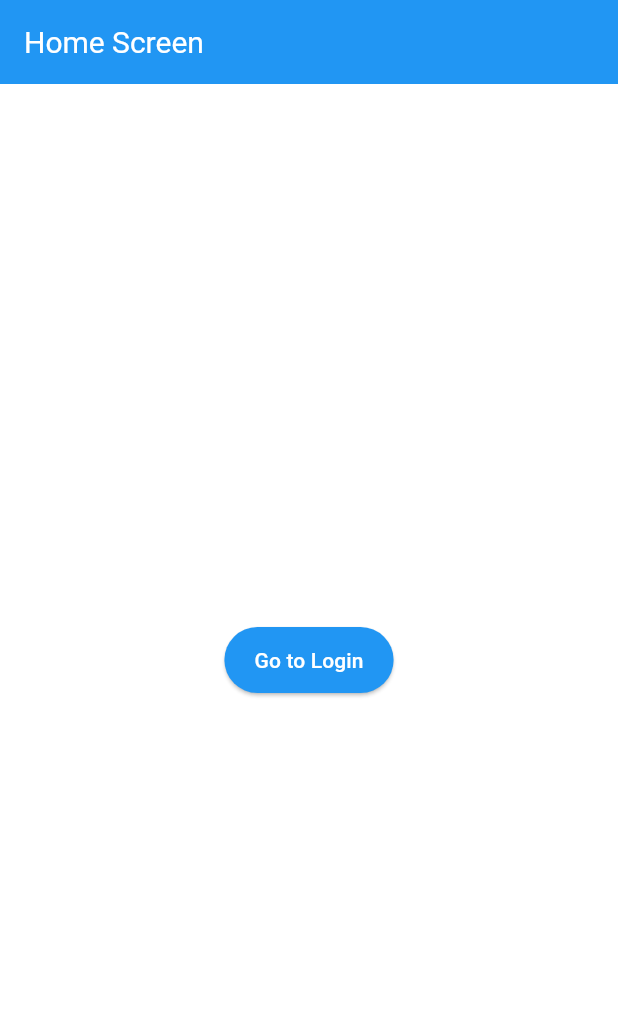
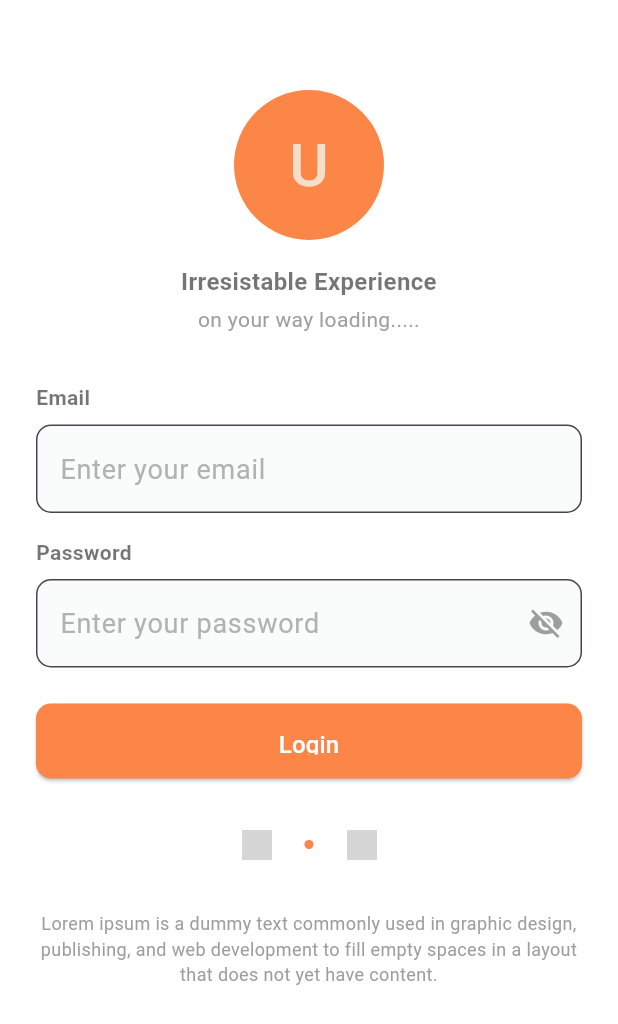
Before and after one commit to AkshatChauhanGIT/pizzaslice, a Flutter app: the screen it shows after launch, on a phone screen of 412 x 824 dp. Shown: the top 1024 px of the screen. Run offline on Flutter 3.47's test engine with Material 3 defaults, Android fonts, the phone set to English and light mode, and no system bars; our stand-ins replace device_preview; grey boxes are pictures that could not be loaded.

Commit message:
Homepage basic design

```diff
--- a/lib/app.dart
+++ b/lib/app.dart
@@ -8,7 +8,7 @@ class MyApp extends StatelessWidget {
   @override
   Widget build(BuildContext context) {
     return MaterialApp(
-      title: 'Enterprise Flutter App',
+      title: 'Pizza Slice',
       debugShowCheckedModeBanner: false,
       theme: AppTheme.lightTheme, // Use global theme
       initialRoute: AppRoutes.home, // Set the starting screen
--- a/lib/core/theme.dart
+++ b/lib/core/theme.dart
@@ -1,6 +1,14 @@
 import 'package:flutter/material.dart';
 
 class AppTheme {
+  static const Color themeBgColor = Color(0xFFFB8647);
+  static const Color themeBgColorLight = Color(0xFFF7DECB);
+  static const Color buttonText = Color(0xFFF1F7F8);
+  static const double inputBorderRadius = 10;
+  static const Color inputBgColor = Color(0xFFFAFBFB);
+  static const Color inputBorderColor = Color(0xFFFAFBFB);
+  static const Color inputHintColor = Color(0xFFB0B3B2);
+
   static ThemeData lightTheme = ThemeData(
     primaryColor: Colors.blue,
     scaffoldBackgroundColor: Colors.white,
@@ -9,15 +17,36 @@ class AppTheme {
       titleTextStyle: TextStyle(color: Colors.white, fontSize: 20),
     ),
     textTheme: const TextTheme(
-      bodyLarge: TextStyle(fontSize: 18, fontWeight: FontWeight.bold, color: Colors.black),
+      bodyLarge: TextStyle(
+        fontSize: 18,
+        fontWeight: FontWeight.bold,
+        color: Colors.black,
+      ),
       bodyMedium: TextStyle(fontSize: 16, color: Colors.black54),
     ),
     elevatedButtonTheme: ElevatedButtonThemeData(
       style: ElevatedButton.styleFrom(
-        backgroundColor: Colors.blue,
-        foregroundColor: Colors.white,
-        padding: const EdgeInsets.symmetric(vertical: 12, horizontal: 20),
+        backgroundColor: themeBgColor,
+        foregroundColor: buttonText,
+        padding: const EdgeInsets.symmetric(vertical: 16, horizontal: 32),
+        shape: RoundedRectangleBorder(
+          borderRadius: BorderRadius.circular(inputBorderRadius),
+        ),
       ),
+    ),
+    inputDecorationTheme: InputDecorationTheme(
+      hintStyle: TextStyle(color: inputHintColor, fontWeight: FontWeight.normal),
+      border: OutlineInputBorder(
+        borderRadius: BorderRadius.circular(inputBorderRadius),
+        borderSide: BorderSide(color: inputBorderColor),
+      ),
+      focusedBorder: OutlineInputBorder(
+        borderRadius: BorderRadius.circular(inputBorderRadius),
+        borderSide: BorderSide(color: themeBgColor)
+
+      ),
+      filled: true,
+      fillColor: inputBgColor,
     ),
   );
 }
--- a/lib/presentation/screens/home/home_screen.dart
+++ b/lib/presentation/screens/home/home_screen.dart
@@ -1,5 +1,5 @@
 import 'package:flutter/material.dart';
-import 'package:pizzaslice/presentation/routes/app_routes.dart';
+import 'package:pizzaslice/core/theme.dart';
 
 class HomeScreen extends StatelessWidget {
   const HomeScreen({super.key});
@@ -7,15 +7,178 @@ class HomeScreen extends StatelessWidget {
   @override
   Widget build(BuildContext context) {
     return Scaffold(
-      appBar: AppBar(title: const Text("Home Screen")),
-      body: Center(
-        child: ElevatedButton(
-          onPressed: () {
-            Navigator.pushNamed(context, AppRoutes.login);
-          },
-          child: const Text("Go to Login"),
+      body: SingleChildScrollView(
+        child: Padding(
+          padding: const EdgeInsets.symmetric(horizontal: 24),
+          child: Column(
+            mainAxisAlignment: MainAxisAlignment.center,
+            crossAxisAlignment: CrossAxisAlignment.center,
+            children: [
+              const SizedBox(height: 60), // Top spacing
+
+              // Profile Avatar
+              _buildProfileAvatar(),
+
+              const SizedBox(height: 16),
+
+              // Title Section
+              _buildTitleSection(),
+
+              const SizedBox(height: 32),
+
+              // Email Field
+              _buildInputField(
+                label: "Email",
+                hintText: "Enter your email",
+              ),
+
+              const SizedBox(height: 16),
+
+              // Password Field
+              _buildInputField(
+                label: "Password",
+                hintText: "Enter your password",
+                isPassword: true,
+              ),
+
+              const SizedBox(height: 24),
+
+              // Login Button
+              _buildLoginButton(),
+
+              const SizedBox(height: 24),
+
+              // Social Login Icons
+              _buildSocialLoginIcons(),
+
+              const SizedBox(height: 24),
+
+              // Footer Text
+              _buildFooterText(),
+
+              const SizedBox(height: 40),
+            ],
+          ),
         ),
       ),
     );
   }
+
+  // Profile Avatar Widget
+  Widget _buildProfileAvatar() {
+    return CircleAvatar(
+      radius: 50,
+      backgroundColor: AppTheme.themeBgColor,
+      child: const Text(
+        "U",
+        style: TextStyle(
+          fontSize: 40,
+          color: AppTheme.themeBgColorLight,
+        ),
+      ),
+    );
+  }
+
+  // Title Section Widget
+  Widget _buildTitleSection() {
+    return const Column(
+      children: [
+        Text(
+          "Irresistable Experience",
+          style: TextStyle(fontSize: 16, fontWeight: FontWeight.bold),
+          textAlign: TextAlign.center,
+        ),
+        SizedBox(height: 4),
+        Text(
+          "on your way loading.....",
+          style: TextStyle(fontSize: 14, color: Colors.grey),
+          textAlign: TextAlign.center,
+        ),
+      ],
+    );
+  }
+
+  // Input Field Widget
+  Widget _buildInputField({
+    required String label,
+    required String hintText,
+    bool isPassword = false,
+  }) {
+    return Column(
+      crossAxisAlignment: CrossAxisAlignment.start,
+      children: [
+        Text(
+          label,
+          style: const TextStyle(fontSize: 14, fontWeight: FontWeight.bold),
+        ),
+        const SizedBox(height: 8),
+        TextField(
+          obscureText: isPassword,
+          decoration: InputDecoration(
+            hintText: hintText,
+            suffixIcon: isPassword
+                ? const Icon(Icons.visibility_off, color: Colors.grey)
+                : null,
+          ),
+        ),
+      ],
+    );
+  }
+
+  // Login Button Widget
+  Widget _buildLoginButton() {
+    return SizedBox(
+      width: double.infinity,
+      height: 50,
+      child: ElevatedButton(
+        onPressed: () {},
+        style: ElevatedButton.styleFrom(
+          backgroundColor: AppTheme.themeBgColor,
+          foregroundColor: Colors.white,
+        ),
+        child: const Text("Login", style: TextStyle(fontSize: 16)),
+      ),
+    );
+  }
+
+  // Social Login Icons Widget
+  Widget _buildSocialLoginIcons() {
+    return Row(
+      mainAxisAlignment: MainAxisAlignment.center,
+      children: [
+        CircleAvatar(
+          radius: 20,
+          backgroundColor: Colors.white,
+          child: Image.asset('assets/apple_logo.png', width: 20),
+        ),
+        const SizedBox(width: 12),
+        Container(
+          width: 6,
+          height: 6,
+          decoration: BoxDecoration(
+            color: AppTheme.themeBgColor,
+            shape: BoxShape.circle,
+          ),
+        ),
+        const SizedBox(width: 12),
+        CircleAvatar(
+          radius: 20,
+          backgroundColor: Colors.white,
+          child: Image.asset(
+            'assets/images/google-logo-sm.png',
+            width: 20,
+          ),
+        ),
+      ],
+    );
+  }
+
+  // Footer Text Widget
+  Widget _buildFooterText() {
+    return const Text(
+      "Lorem ipsum is a dummy text commonly used in graphic design, publishing, and web development to fill empty spaces in a layout that does not yet have content.",
+      style: TextStyle(fontSize: 12, color: Colors.grey),
+      textAlign: TextAlign.center,
+    );
+  }
 }
--- a/pubspec.yaml
+++ b/pubspec.yaml
@@ -18,3 +18,5 @@ dev_dependencies:
 
 flutter:
   uses-material-design: true
+  assets:
+    - assets/images/google_logo_sm.png
```
Also changed, not shown: assets/images/google_logo_sm.png (added).
